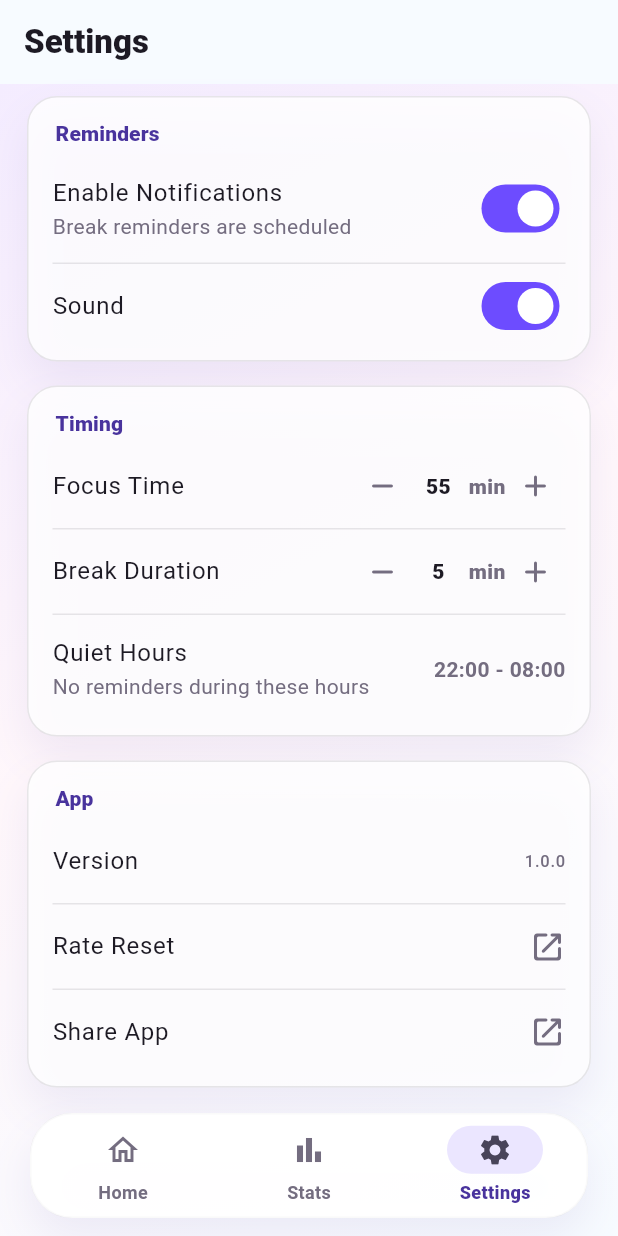
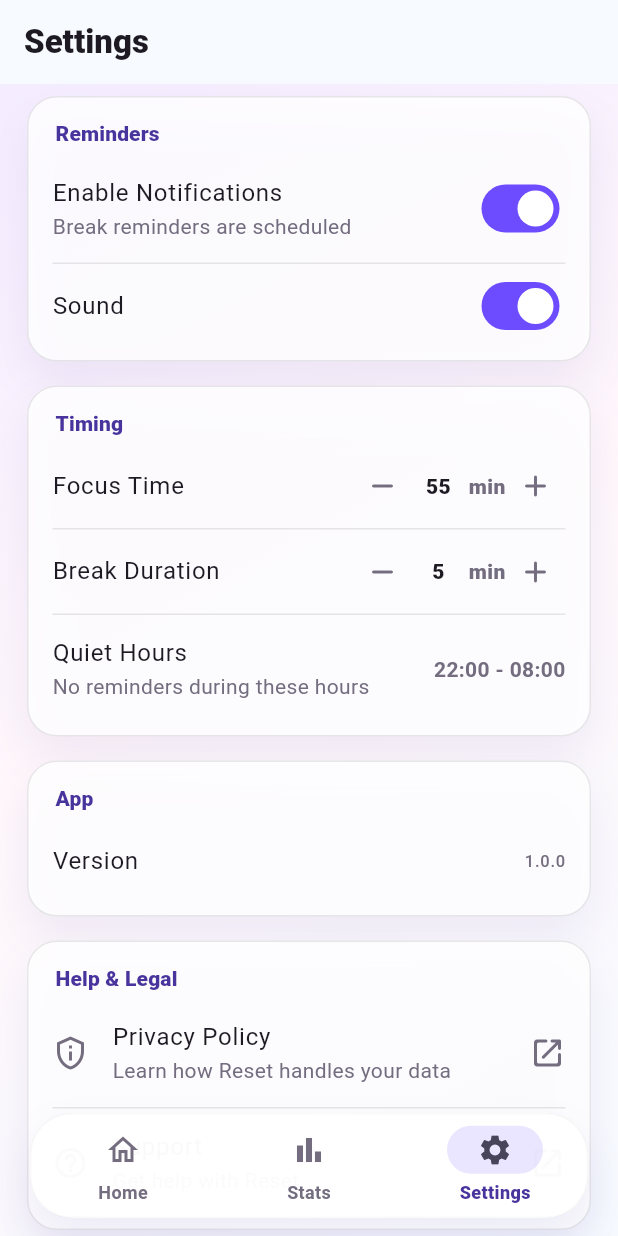
Before and after one commit to daikeshi/reset-app, a Flutter app: the screen it shows after launch, item 3 of the bottom bar chosen, on a phone screen of 412 x 824 dp. Run offline on Flutter 3.47's test engine with Material 3 defaults, Android fonts, the phone set to English and light mode, and no system bars; our stand-ins replace fl_chart, flutter_local_notifications, shared_preferences.

Commit message:
Prepare SquirrelJet Reset for App Store review

```diff
--- a/lib/screens/settings_screen.dart
+++ b/lib/screens/settings_screen.dart
@@ -22,6 +22,13 @@ class SettingsScreen extends StatefulWidget {
 }
 
 class _SettingsScreenState extends State<SettingsScreen> {
+  static final Uri _privacyPolicyUri = Uri.parse(
+    'https://squirreljet.com/reset/privacy/',
+  );
+  static final Uri _supportUri = Uri.parse(
+    'https://squirreljet.com/reset/support/',
+  );
+
   bool _isSaving = false;
 
   Future<void> _runSettingUpdate(Future<void> Function() update) async {
@@ -51,14 +58,24 @@ class _SettingsScreenState extends State<SettingsScreen> {
     }
   }
 
-  Future<void> _openStore() async {
-    final uri = Uri.parse('https://apps.apple.com');
-    final launched = await launchUrl(uri, mode: LaunchMode.externalApplication);
-    if (!launched && mounted) {
-      ScaffoldMessenger.of(context).showSnackBar(
-        const SnackBar(content: Text('Could not open the App Store link')),
+  Future<void> _openExternalLink(Uri uri, String label) async {
+    try {
+      final launched = await launchUrl(
+        uri,
+        mode: LaunchMode.externalApplication,
       );
+      if (launched || !mounted) {
+        return;
+      }
+    } on PlatformException {
+      if (!mounted) {
+        return;
+      }
     }
+
+    ScaffoldMessenger.of(
+      context,
+    ).showSnackBar(SnackBar(content: Text('Could not open $label')));
   }
 
   @override
@@ -136,10 +153,8 @@ class _SettingsScreenState extends State<SettingsScreen> {
                             _MinuteStepperTile(
                               title: 'Focus Time',
                               value: settings.reminderIntervalMinutes,
-                              minValue:
-                                  UserSettings.minReminderIntervalMinutes,
-                              maxValue:
-                                  UserSettings.maxReminderIntervalMinutes,
+                              minValue: UserSettings.minReminderIntervalMinutes,
+                              maxValue: UserSettings.maxReminderIntervalMinutes,
                               decrementKey: const ValueKey(
                                 'focus-time-decrement',
                               ),
@@ -150,8 +165,9 @@ class _SettingsScreenState extends State<SettingsScreen> {
                               onChanged: _isSaving
                                   ? null
                                   : (value) => _runSettingUpdate(
-                                      () => widget.appState
-                                          .setReminderInterval(value),
+                                      () => widget.appState.setReminderInterval(
+                                        value,
+                                      ),
                                     ),
                             ),
                             const _TileDivider(),
@@ -166,9 +182,7 @@ class _SettingsScreenState extends State<SettingsScreen> {
                               incrementKey: const ValueKey(
                                 'break-duration-increment',
                               ),
-                              inputKey: const ValueKey(
-                                'break-duration-input',
-                              ),
+                              inputKey: const ValueKey('break-duration-input'),
                               onChanged: _isSaving
                                   ? null
                                   : (value) => _runSettingUpdate(
@@ -205,19 +219,36 @@ class _SettingsScreenState extends State<SettingsScreen> {
                               title: Text('Version'),
                               trailing: Text('1.0.0'),
                             ),
-                            const _TileDivider(),
+                          ],
+                        ),
+                        const SizedBox(height: 16),
+                        _SettingsSection(
+                          title: 'Help & Legal',
+                          children: [
                             ListTile(
+                              key: const ValueKey('privacy-policy-link'),
                               contentPadding: EdgeInsets.zero,
-                              title: const Text('Rate Reset'),
+                              leading: const Icon(Icons.privacy_tip_outlined),
+                              title: const Text('Privacy Policy'),
+                              subtitle: const Text(
+                                'Learn how Reset handles your data',
+                              ),
                               trailing: const Icon(Icons.open_in_new_rounded),
-                              onTap: _openStore,
+                              onTap: () => _openExternalLink(
+                                _privacyPolicyUri,
+                                'the Privacy Policy',
+                              ),
                             ),
                             const _TileDivider(),
                             ListTile(
+                              key: const ValueKey('support-link'),
                               contentPadding: EdgeInsets.zero,
-                              title: const Text('Share App'),
+                              leading: const Icon(Icons.help_outline_rounded),
+                              title: const Text('Support'),
+                              subtitle: const Text('Get help with Reset'),
                               trailing: const Icon(Icons.open_in_new_rounded),
-                              onTap: _openStore,
+                              onTap: () =>
+                                  _openExternalLink(_supportUri, 'Support'),
                             ),
                           ],
                         ),
--- a/pubspec.yaml
+++ b/pubspec.yaml
@@ -16,7 +16,7 @@ publish_to: 'none' # Remove this line if you wish to publish to pub.dev
 # https://developer.apple.com/library/archive/documentation/General/Reference/InfoPlistKeyReference/Articles/CoreFoundationKeys.html
 # In Windows, build-name is used as the major, minor, and patch parts
 # of the product and file versions while build-number is used as the build suffix.
-version: 1.0.0+1
+version: 1.0.0+2
 
 environment:
   sdk: ^3.11.5
```
Also changed, not shown: docs/branding/reset-app-icon-1024.png (added), pubspec.lock, 33 other files.
